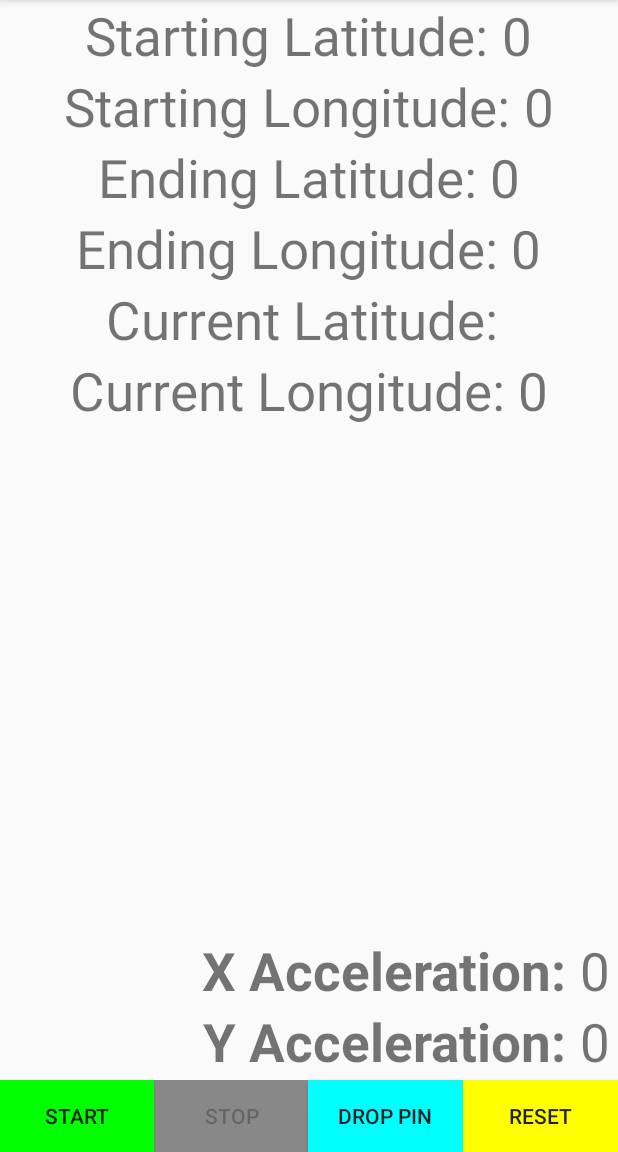
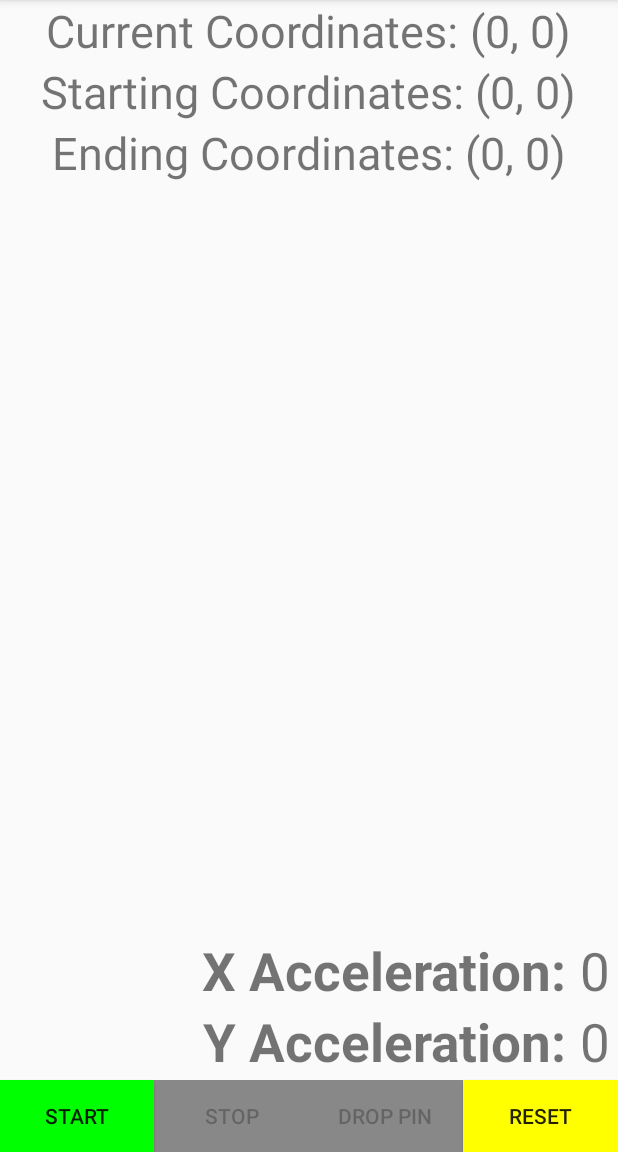
Before and after one commit to TomasCespedes/GPS_Sensor_Locator, an Android app: the screen it shows after launch (MainActivity), after a tap on "RESET", on a phone screen of 412 x 824 dp, the part 84-1236 px from its top. Run offline under Robolectric (Android 15) with nearby library versions, the phone set to English and light mode, and no system bars; 3 other taps on this screen came first.

Commit message:
layout fixes

```diff
--- a/app/src/main/java/com/example/ehar/SensorExample/MainActivity.java
+++ b/app/src/main/java/com/example/ehar/SensorExample/MainActivity.java
@@ -26,12 +26,9 @@ public class MainActivity
     // TextViews
     private TextView accel_x_view = null;
     private TextView accel_y_view = null;
-    private TextView starting_latitude = null;
-    private TextView starting_longitude = null;
-    private TextView ending_latitude = null;
-    private TextView ending_longitude = null;
-    private TextView current_latitude = null;
-    private TextView current_longitude = null;
+    private TextView starting_coordinates = null;
+    private TextView ending_coordinates = null;
+    private TextView current_coordinates = null;
 
     // Buttons
     private Button start, stop, drop_pin, reset;
@@ -60,12 +57,10 @@ public class MainActivity
         // Find views
         accel_x_view = (TextView) findViewById(R.id.accel_x);
         accel_y_view = (TextView) findViewById(R.id.accel_y);
-        starting_latitude = (TextView) findViewById(R.id.starting_latitude);
-        starting_longitude = (TextView) findViewById(R.id.starting_longitude);
-        ending_latitude = (TextView) findViewById(R.id.ending_latitude);
-        ending_longitude = (TextView) findViewById(R.id.ending_longitude);
-        current_latitude = (TextView) findViewById(R.id.current_latitude);
-        current_longitude = (TextView) findViewById(R.id.current_longitude);
+        starting_coordinates = (TextView) findViewById(R.id.starting_coordinates);
+        ending_coordinates = (TextView) findViewById(R.id.ending_coordinates);
+        current_coordinates = (TextView) findViewById(R.id.current_coordinates);
+
 
         // Find buttons
         start = (Button) findViewById(R.id.start_button);
@@ -76,13 +71,13 @@ public class MainActivity
         //Initialize button colors
         this.start.setBackgroundColor(Color.GREEN);
         this.stop.setBackgroundColor(Color.GRAY);
-        this.drop_pin.setBackgroundColor(Color.CYAN);
+        this.drop_pin.setBackgroundColor(Color.GRAY);
         this.reset.setBackgroundColor(Color.YELLOW);
 
         //Properly enable buttons
         this.start.setEnabled(true);
         this.stop.setEnabled(false);
-        this.drop_pin.setEnabled(true);
+        this.drop_pin.setEnabled(false);
         this.reset.setEnabled(true);
 
         //Initalize MediaPlayers for our sounds
@@ -106,12 +101,20 @@ public class MainActivity
                 startLocation = getLastKnownLocation();
                 double start_lat = startLocation.getLatitude();
                 double start_long = startLocation.getLongitude();
-                starting_latitude.setText(Double.toString(start_lat));
-                starting_longitude.setText(Double.toString(start_long));
+
+                starting_coordinates.setText("(" + Double.toString(start_lat) + ", " +
+                                            Double.toString(start_long) + ")");
+
+
                 start.setEnabled(false);
                 start.setBackgroundColor(Color.GRAY);
+
                 stop.setEnabled(true);
                 stop.setBackgroundColor(Color.RED);
+
+                drop_pin.setEnabled(true);
+                drop_pin.setBackgroundColor(Color.CYAN);
+
                 mpStart.start();
             }
         });
@@ -123,12 +126,16 @@ public class MainActivity
                 endLocation = getLastKnownLocation();
                 double end_lat = endLocation.getLatitude();
                 double end_long = endLocation.getLongitude();
-                ending_latitude.setText(Double.toString(end_lat));
-                ending_longitude.setText(Double.toString(end_long));
+
+                ending_coordinates.setText("(" + Double.toString(end_lat) + ", " +
+                                        Double.toString(end_long) + ")");
+
                 stop.setEnabled(false);
                 stop.setBackgroundColor(Color.GRAY);
-                start.setEnabled(true);
-                start.setBackgroundColor(Color.GREEN);
+
+                drop_pin.setEnabled(false);
+                drop_pin.setBackgroundColor(Color.GRAY);
+
                 mpStop.start();
             }
         });
@@ -150,16 +157,19 @@ public class MainActivity
             @Override
             public void onClick(View view) {
                 //need to reset the scrollview here.
-                starting_latitude.setText("0");
-                starting_longitude.setText("0");
-                ending_latitude.setText("0");
-                ending_longitude.setText("0");
-                accel_x_view.setText("0");
-                accel_y_view.setText("0");
+
+                starting_coordinates.setText("(0, 0)");
+                ending_coordinates.setText("(0, 0)");
+
+                drop_pin.setEnabled(false);
+                drop_pin.setBackgroundColor(Color.GRAY);
+
+                start.setEnabled(true);
+                start.setBackgroundColor(Color.GREEN);
+
                 stop.setEnabled(false);
-                start.setEnabled(true);
                 stop.setBackgroundColor(Color.GRAY);
-                start.setBackgroundColor(Color.GREEN);
+
                 mpReset.start();
             }
         });
@@ -183,8 +193,8 @@ public class MainActivity
             Toast.makeText(MainActivity.this, "Lat: " + lat +
                     " Lon: " + lon, Toast.LENGTH_LONG).show();
             */
-            current_latitude.setText(Double.toString(lat));
-            current_longitude.setText(Double.toString(lon));
+            current_coordinates.setText("(" + Double.toString(lat) + ", " +
+                                        Double.toString(lon) + ")");
         }
     }
 
--- a/app/src/main/res/layout/activity_main.xml
+++ b/app/src/main/res/layout/activity_main.xml
@@ -19,109 +19,16 @@
             <TextView
                 android:layout_width="wrap_content"
                 android:layout_height="wrap_content"
-                android:text="Starting Latitude: "
-                android:textSize="35sp"
+                android:text="Current Coordinates: "
+                android:textSize="30sp"
                 />
 
             <TextView
                 android:layout_width="wrap_content"
                 android:layout_height="wrap_content"
-                android:id="@+id/starting_latitude"
-                android:text="@string/_0"
-                android:textSize="35sp"
-                />
-
-
-        </LinearLayout>
-
-        <LinearLayout
-            android:layout_width="wrap_content"
-            android:layout_height="wrap_content"
-            android:orientation="horizontal">
-
-            <TextView
-                android:layout_width="wrap_content"
-                android:layout_height="wrap_content"
-                android:text="Starting Longitude: "
-                android:textSize="35sp"
-                />
-
-            <TextView
-                android:layout_width="wrap_content"
-                android:layout_height="wrap_content"
-                android:id="@+id/starting_longitude"
-                android:text="@string/_0"
-                android:textSize="35sp"
-                />
-
-
-        </LinearLayout>
-
-        <LinearLayout
-            android:layout_width="wrap_content"
-            android:layout_height="wrap_content"
-            android:orientation="horizontal">
-
-            <TextView
-                android:layout_width="wrap_content"
-                android:layout_height="wrap_content"
-                android:text="Ending Latitude: "
-                android:textSize="35sp"
-                />
-
-            <TextView
-                android:layout_width="wrap_content"
-                android:layout_height="wrap_content"
-                android:id="@+id/ending_latitude"
-                android:text="@string/_0"
-                android:textSize="35sp"
-
-                />
-
-
-        </LinearLayout>
-
-        <LinearLayout
-            android:layout_width="wrap_content"
-            android:layout_height="wrap_content"
-            android:orientation="horizontal">
-
-            <TextView
-                android:layout_width="wrap_content"
-                android:layout_height="wrap_content"
-                android:text="Ending Longitude: "
-                android:textSize="35sp"
-                />
-
-            <TextView
-                android:layout_width="wrap_content"
-                android:layout_height="wrap_content"
-                android:id="@+id/ending_longitude"
-                android:text="@string/_0"
-                android:textSize="35sp"
-                />
-
-
-        </LinearLayout>
-
-        <LinearLayout
-            android:layout_width="wrap_content"
-            android:layout_height="wrap_content"
-            android:orientation="horizontal">
-
-            <TextView
-                android:layout_width="wrap_content"
-                android:layout_height="wrap_content"
-                android:text="Current Latitude: "
-                android:textSize="35sp"
-                />
-
-            <TextView
-                android:layout_width="wrap_content"
-                android:layout_height="wrap_content"
-                android:id="@+id/current_latitude"
-                android:text=""
-                android:textSize="35sp"
+                android:id="@+id/current_coordinates"
+                android:text="(0, 0)"
+                android:textSize="30sp"
                 />
 
         </LinearLayout>
@@ -134,19 +41,49 @@
             <TextView
                 android:layout_width="wrap_content"
                 android:layout_height="wrap_content"
-                android:text="Current Longitude: "
-                android:textSize="35sp"
+                android:text="Starting Coordinates: "
+                android:textSize="30sp"
                 />
 
             <TextView
                 android:layout_width="wrap_content"
                 android:layout_height="wrap_content"
-                android:id="@+id/current_longitude"
-                android:text="0"
-                android:textSize="35sp"
+                android:id="@+id/starting_coordinates"
+                android:text="(0, 0)"
+                android:textSize="30sp"
                 />
 
+
         </LinearLayout>
+
+
+
+        <LinearLayout
+            android:layout_width="wrap_content"
+            android:layout_height="wrap_content"
+            android:orientation="horizontal">
+
+            <TextView
+                android:layout_width="wrap_content"
+                android:layout_height="wrap_content"
+                android:text="Ending Coordinates: "
+                android:textSize="30sp"
+                />
+
+            <TextView
+                android:layout_width="wrap_content"
+                android:layout_height="wrap_content"
+                android:id="@+id/ending_coordinates"
+                android:text="(0, 0)"
+                android:textSize="30sp"
+
+                />
+
+
+        </LinearLayout>
+
+
+
 
 
     </LinearLayout>
```
